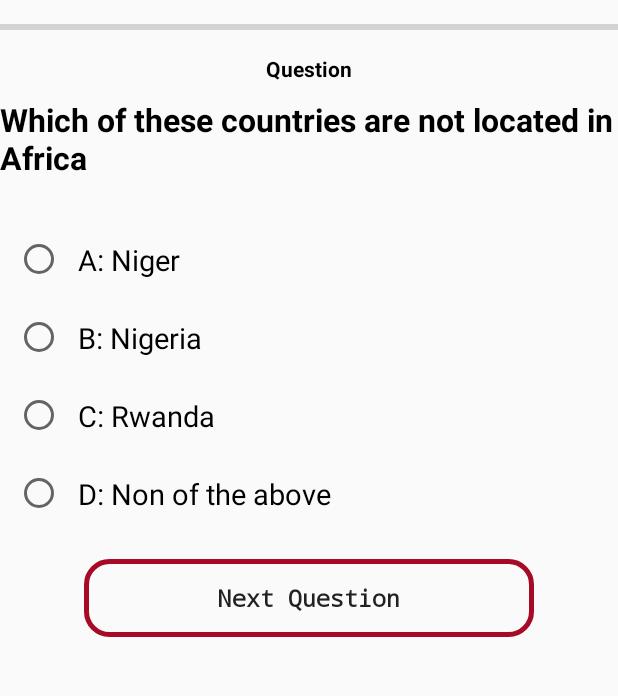
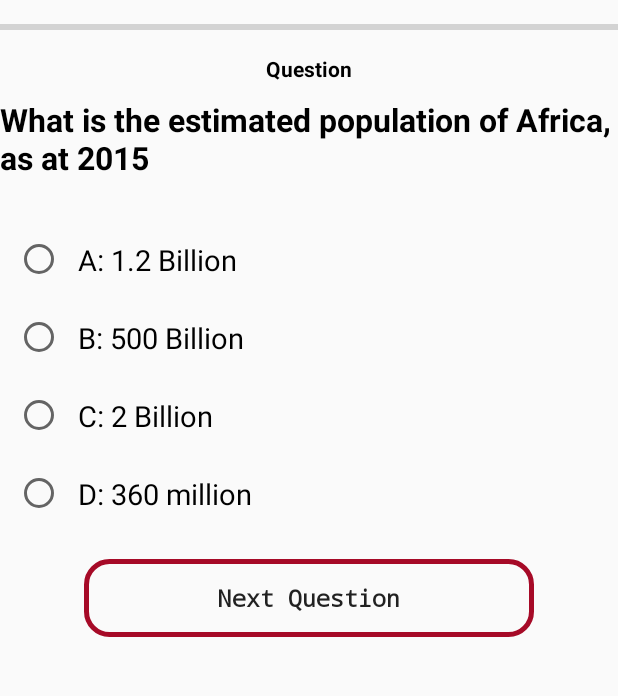
Before and after one commit to wamiikechukwu/Android_Quiz_App, an Android app: the MainActivity screen opened directly, with no data from a screen before it, on a phone screen of 412 x 824 dp, the part 131-827 px from its top. Run offline under Robolectric (Android 15) with nearby library versions, the light colour scheme and no system bars; Roboto replaces fonts that are not available here.

Commit message:
Added some quiz Questions

```diff
--- a/app/src/main/java/com/quizapp/quizapp/MainActivity.java
+++ b/app/src/main/java/com/quizapp/quizapp/MainActivity.java
@@ -166,7 +166,7 @@
         Random randNum = new Random();
 
         //the random number will generate random numbers in coordinate to the available questions
-        randomNumber = randNum.nextInt(4);
+        randomNumber = randNum.nextInt(7);
 
         q.setQuestionNumber(randomNumber);
 
--- a/app/src/main/java/com/quizapp/quizapp/Questions.java
+++ b/app/src/main/java/com/quizapp/quizapp/Questions.java
@@ -14,6 +14,7 @@
             "What percentage of all the land on the planet Earth does Africa cover?",
             "What are the origins of the name 'Africa'? The name has its origins in a small country " +
                     "in the North of Africa (Tunisia) and it means:",
+            "In 1950, how many people lived in Africa"
 
     };
 
@@ -60,9 +61,16 @@
                     "C: Land of Black People",
                     "D: Dry Place"
             },
+
+            {
+                    "A: 1.2 Billion People",
+                    "B: 200 Million People",
+                    "C: 400 Million People",
+                    "D: 221 Million People",
+            },
     };
 
-    int[] questionsCorrectAnswers = {0, 0, 3, 0, 0, 1,};
+    int[] questionsCorrectAnswers = {0, 0, 3, 0, 0, 1, 3,};
 
     public void setQuestionNumber(int position) {
         this.position = position;
```
